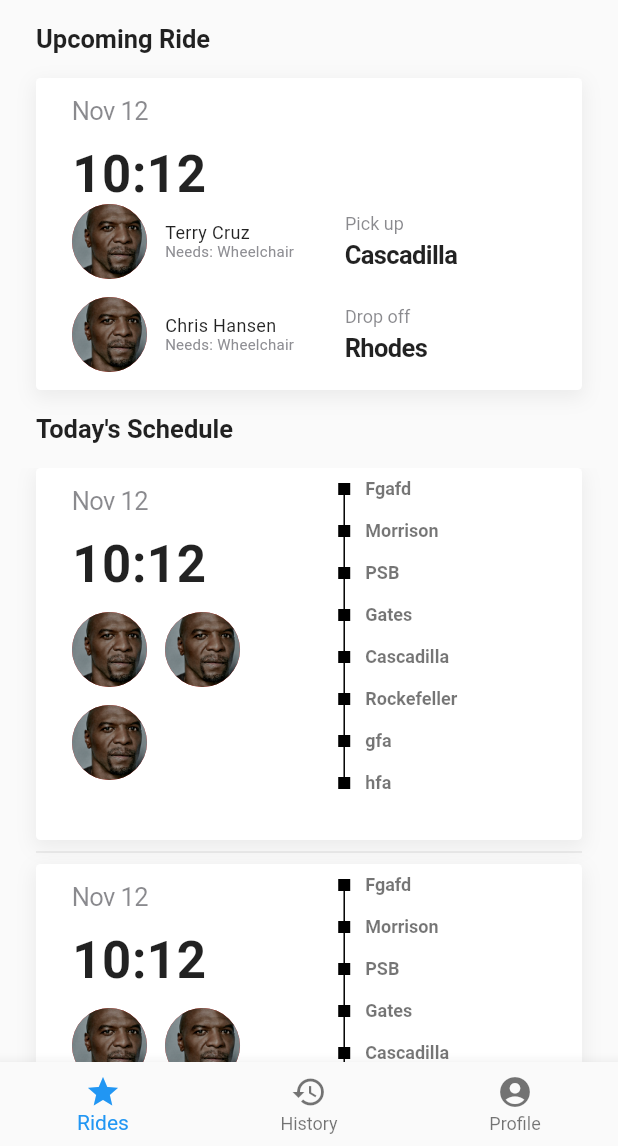
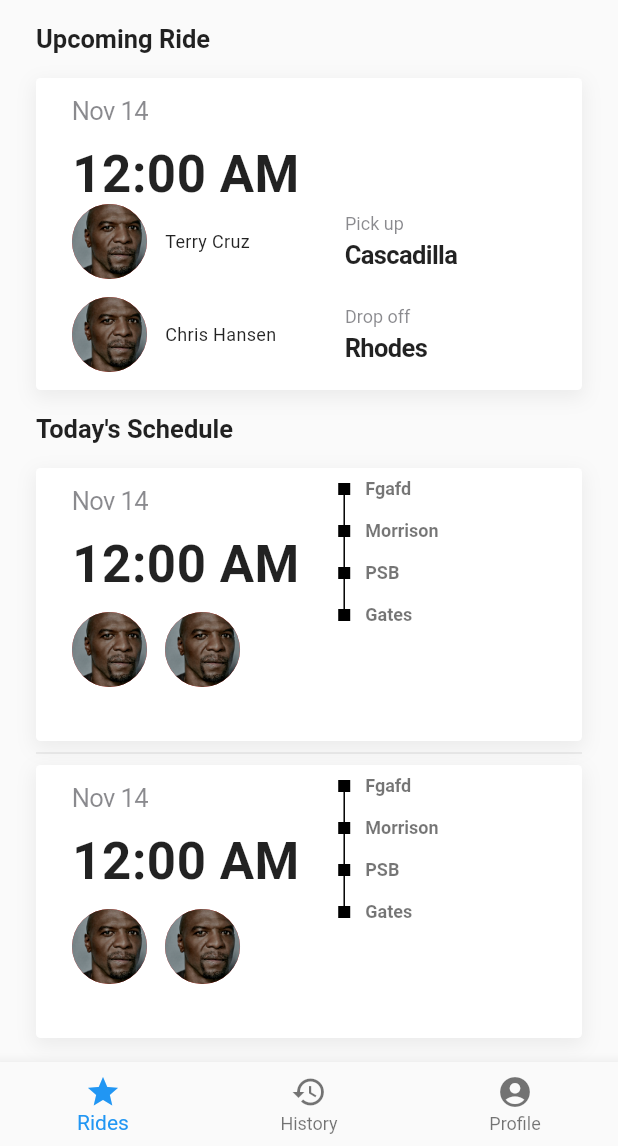
Before and after one commit to cornell-dti/carriage-driver, a Flutter app: the Home screen opened directly, on a phone screen of 412 x 824 dp, the part 90-1236 px from its top. Run offline on Flutter 3.47's test engine with Material 2 defaults, Android fonts, the phone set to English and light mode, and no system bars; our stand-ins replace google_sign_in; Roboto replaces fonts that are missing (SFPro).

Commit message:
add ride data class, render ride widgets from data

```diff
--- a/lib/Home.dart
+++ b/lib/Home.dart
@@ -1,4 +1,5 @@
 import 'package:flutter/material.dart';
+import 'Rides.dart';
 import 'Upcoming.dart';
 import 'Login.dart';
 import 'Profile.dart';
@@ -6,7 +7,7 @@ import 'Profile.dart';
 class Greeting extends StatelessWidget {
   final String name;
 
-  Greeting({@required this.name});
+  Greeting(this.name);
 
   @override
   Widget build(BuildContext context) {
@@ -47,7 +48,7 @@ class _HomeState extends State<Home> {
   static const int PROFILE = 2;
 
   int _selectedIndex = RIDES;
-  List<UpcomingRide> rides;
+  List<FutureRide> rides;
   String _name;
 
   @override
@@ -55,70 +56,12 @@ class _HomeState extends State<Home> {
     super.initState();
     // Fetch name of user
     _name = "Chris";
-    // TODO: fetch info about rides
-    rides = [UpcomingRide(startTime: DateTime.now())];
   }
 
   void _onItemTapped(int index) {
     setState(() {
       _selectedIndex = index;
     });
-  }
-
-  Widget _ride(BuildContext context, int index) {
-    return UpcomingRide();
-  }
-
-  Widget _ridesPage(BuildContext context) {
-    return Column(
-        crossAxisAlignment: CrossAxisAlignment.start,
-        children: <Widget>[
-          Greeting(name: _name),
-          LeftSubheading(heading: 'Upcoming Ride'),
-          Center(
-              child: Column(
-                children: <Widget>[
-                  CurrentRide(),
-                ],
-              )),
-          SizedBox(height: 16.0),
-          LeftSubheading(heading: 'Today\'s Schedule'),
-          Flexible(
-            child: ListView.separated(
-              itemCount: 3,
-              itemBuilder: _ride,
-              separatorBuilder: (BuildContext context, int index) => Divider(),
-              padding: EdgeInsets.only(left: 24.0, right: 24.0, bottom: 5.0),
-            ),
-          ),
-        ]);
-  }
-
-  Widget _noRidesLeftPage (BuildContext context) {
-    return Column (
-      crossAxisAlignment: CrossAxisAlignment.start,
-      children: [
-        Greeting(name: _name),
-        SizedBox(height: 195),
-        Center (
-            child: Column (
-              children: <Widget>[
-                Image(
-                  image: AssetImage('assets/images/steeringWheel@3x.png'),
-                  width: MediaQuery.of(context).size.width * 0.2,
-                  height: MediaQuery.of(context).size.width * 0.2,
-                ),
-                SizedBox(height: 22),
-                Text(
-                  'Congratulations! You are done for the day. \n'
-                      'Come back tomorrow!',
-                  textAlign: TextAlign.center,
-                )
-              ],
-            )
-        ),
-      ],
-    );
   }
 
   Widget _profilePage(BuildContext context) {
@@ -135,10 +78,7 @@ class _HomeState extends State<Home> {
   Widget getPage(BuildContext context, int index) {
     switch (index) {
       case (RIDES):
-        if (rides.length == 0) {
-          return _noRidesLeftPage(context);
-        }
-        return _ridesPage(context);
+        return Rides();
       case (HISTORY):
         return Column(
           children: <Widget>[
--- /dev/null
+++ b/lib/Ride.dart
@@ -0,0 +1,46 @@
+import 'dart:core';
+
+class Ride {
+  final String id;
+  final String startLocation;
+  final String endLocation;
+  final DateTime startTime;
+  final DateTime endTime;
+  final bool isScheduled;
+  final List<String> riderId;
+  // can be null
+  final List<String> driverId;
+  // can be null
+  final List<String> repeatsOn;
+
+  Ride({
+    this.id,
+    this.startLocation,
+    this.endLocation,
+    this.isScheduled,
+    this.riderId,
+    this.driverId,
+    this.endTime,
+    this.repeatsOn,
+    this.startTime});
+
+  factory Ride.fromJson(Map<String,dynamic> json) {
+    return Ride(
+      id: json['id'],
+      startLocation: json['startLocation'],
+      endLocation: json['endLocation'],
+      startTime: DateTime.parse(json['startTime']),
+      endTime: DateTime.parse(json['endTime']),
+      isScheduled: json['isScheduled'],
+      riderId: json['riderId'],
+      driverId: getOrNull(json,'driverId'),
+      repeatsOn: getOrNull(json,'repeatsOn')
+    );
+  }
+
+  // TODO: hi chris where do i move this to
+  static dynamic getOrNull(Map<String,dynamic> map, String key) {
+    return map.containsKey(key) ? map[key] : null;
+  }
+
+}
--- a/lib/RideSummary.dart
+++ b/lib/RideSummary.dart
@@ -1,4 +1,5 @@
 import 'package:flutter/material.dart';
+import 'Ride.dart';
 import 'Upcoming.dart';
 import 'Home.dart';
 import 'package:intl/intl.dart';
@@ -194,12 +195,21 @@ class RideSummary extends StatefulWidget {
 
 class _RideSummaryState extends State<RideSummary> {
   String _name;
+  Ride _currentRide;
 
   @override
   void initState() {
     super.initState();
-    // Fetch name of user
+    // TODO: placeholder
     _name = "Chris";
+    _currentRide = new Ride(
+        id: "1",
+        startLocation: "Teagle Hall",
+        endLocation: "RPCC",
+        startTime: new DateTime(2020,11,14),
+        endTime: new DateTime(2020,11,14),
+        riderId: [ "Terry Cruz", "Chris Hansen" ],
+      );
   }
 
 // TODO: ignore recent finished ride if it was too long ago
@@ -232,12 +242,12 @@ class _RideSummaryState extends State<RideSummary> {
     return Column(
         crossAxisAlignment: CrossAxisAlignment.start,
         children: <Widget>[
-          Greeting(name: _name),
+          Greeting(_name),
           Expanded(
               child: ListView(shrinkWrap: true, children: <Widget>[
             _recentRide(),
             LeftSubheading(heading: 'Upcoming Ride'),
-            Center(child: CurrentRide()),
+            Center(child: CurrentRide(_currentRide)),
             Padding(
                 padding: EdgeInsets.only(top: 36.0, bottom: 24.0),
                 child: DriverStats())
--- /dev/null
+++ b/lib/Rides.dart
@@ -0,0 +1,108 @@
+import 'package:flutter/material.dart';
+import 'Home.dart';
+import 'Ride.dart';
+import 'Upcoming.dart';
+
+class Rides extends StatefulWidget {
+  @override
+  _RidesState createState() => _RidesState();
+}
+
+class _RidesState extends State<Rides> {
+
+  List<Ride> _rides;
+  Ride _currentRide =
+    new Ride(
+      startTime: new DateTime(2020,11,14)
+    );
+
+  @override
+  void initState() {
+    super.initState();
+    // TODO: placeholder data
+    _rides = [
+      new Ride(
+        id: "1",
+        startLocation: "Teagle Hall",
+        endLocation: "RPCC",
+        startTime: new DateTime(2020,11,14),
+        endTime: new DateTime(2020,11,14),
+        riderId: [ "Terry Cruz", "Chris Hansen" ],
+      ),
+      new Ride(
+        id: "2",
+        startLocation: "Balch South",
+        endLocation: "Gates Hall",
+        startTime: new DateTime(2020,11,14),
+        endTime: new DateTime(2020,11,14),
+        riderId: [ "Terry Cruz", "Chris Hansen" ],)
+    ];
+  }
+
+  // TODO: replace this when name is stored somewhere
+  String getNameFromSharedStateSomewhere() {
+    return "Chris";
+  }
+
+  Widget _rideBuild(BuildContext context, int index) {
+    return FutureRide(_rides[index]);
+  }
+
+  Widget _emptyPage(BuildContext context) {
+   return Column (
+      crossAxisAlignment: CrossAxisAlignment.start,
+      children: [
+        Greeting(getNameFromSharedStateSomewhere()),
+        SizedBox(height: 195),
+        Center (
+            child: Column (
+              children: <Widget>[
+                Image(
+                  image: AssetImage('assets/images/steeringWheel@3x.png'),
+                  width: MediaQuery.of(context).size.width * 0.2,
+                  height: MediaQuery.of(context).size.width * 0.2,
+                ),
+                SizedBox(height: 22),
+                Text(
+                  'Congratulations! You are done for the day. \n'
+                      'Come back tomorrow!',
+                  textAlign: TextAlign.center,
+                )
+              ],
+            )
+        ),
+      ],
+    );
+  }
+
+  @override
+  Widget build(BuildContext context) {
+
+      if (_rides.length == 0) {
+        return _emptyPage(context);
+      }
+    return Column(
+        crossAxisAlignment: CrossAxisAlignment.start,
+        children: <Widget>[
+          Greeting(getNameFromSharedStateSomewhere()),
+          LeftSubheading(heading: 'Upcoming Ride'),
+          // TODO: remove this john
+          Center(
+              child: Column(
+                children: <Widget>[
+                  CurrentRide(_currentRide),
+                ],
+              )),
+          SizedBox(height: 16.0),
+          LeftSubheading(heading: 'Today\'s Schedule'),
+          Flexible(
+            child: ListView.separated(
+              itemCount: _rides.length,
+              itemBuilder: _rideBuild,
+              separatorBuilder: (BuildContext context, int index) => Divider(),
+              padding: EdgeInsets.only(left: 24.0, right: 24.0, bottom: 5.0),
+            ),
+          ),
+        ]);
+  }
+}
--- a/lib/Upcoming.dart
+++ b/lib/Upcoming.dart
@@ -1,27 +1,14 @@
 import 'dart:core';
 import 'package:flutter/material.dart';
+import 'package:intl/intl.dart';
 import 'Map.dart';
+import 'Ride.dart';
 
-class Rider extends StatefulWidget {
-  Rider({Key key, @required this.name}) : super(key: key);
+class Rider extends StatelessWidget {
+  Rider(this.riderName, {Key key, this.injury}) : super(key: key);
 
-  final String name;
-
-  @override
-  _RiderState createState() => _RiderState();
-}
-
-class _RiderState extends State<Rider> {
-  String _riderName;
-  String _injury;
-
-  @override
-  void initState() {
-    super.initState();
-    // Fetch the Rider and their Injury from API
-    _riderName = widget.name;
-    _injury = "Wheelchair";
-  }
+  final String riderName;
+  final String injury;
 
   @override
   Widget build(BuildContext context) {
@@ -36,13 +23,15 @@ class _RiderState extends State<Rider> {
           Column(
             crossAxisAlignment: CrossAxisAlignment.start,
             children: <Widget>[
-              Text('$_riderName',
+              Text('$riderName',
                   style: TextStyle(fontSize: 12, letterSpacing: 0.23)),
-              Text('Needs: $_injury',
-                  style: TextStyle(
-                      color: Color.fromRGBO(142, 142, 147, 1),
-                      fontSize: 10,
-                      letterSpacing: 0.19))
+              // TODO: check if we can update sdk version for this
+              if (injury != null)
+                Text('Needs: $injury',
+                    style: TextStyle(
+                        color: Color.fromRGBO(142, 142, 147, 1),
+                        fontSize: 10,
+                        letterSpacing: 0.19))
             ],
           )
         ],
@@ -51,26 +40,11 @@ class _RiderState extends State<Rider> {
   }
 }
 
-class Location extends StatefulWidget {
-  Location({Key key, @required this.heading, @required this.location})
-      : super(key: key);
-
+class Location extends StatelessWidget {
   final String heading;
   final String location;
 
-  @override
-  _LocationState createState() => _LocationState();
-}
-
-class _LocationState extends State<Location> {
-  String _location;
-
-  @override
-  void initState() {
-    super.initState();
-    // Fetch Pickup or Drop off Location
-    _location = widget.location;
-  }
+  Location(this.heading, this.location, {Key key}) : super(key: key);
 
   @override
   Widget build(BuildContext context) {
@@ -79,13 +53,13 @@ class _LocationState extends State<Location> {
         Column(
           crossAxisAlignment: CrossAxisAlignment.start,
           children: <Widget>[
-            Text('${widget.heading}',
+            Text('$heading',
                 style: TextStyle(
                     fontSize: 12,
                     color: Theme.of(context).accentColor,
                     letterSpacing: 0)),
             SizedBox(height: 4),
-            Text('$_location',
+            Text('$location',
                 style: TextStyle(
                     fontSize: 17,
                     fontWeight: FontWeight.bold,
@@ -97,28 +71,18 @@ class _LocationState extends State<Location> {
   }
 }
 
-class Date extends StatefulWidget {
-  Date({Key key}) : super(key: key);
+class Date extends StatelessWidget {
+  Date(this.date, {Key key}) : super(key: key);
 
-  @override
-  _DateState createState() => _DateState();
-}
+  final DateTime date;
 
-class _DateState extends State<Date> {
-  String _date;
-
-  @override
-  void initState() {
-    super.initState();
-    // Fetch date
-    _date = "Nov 12";
-  }
+  final DateFormat format = new DateFormat('MMM d');
 
   @override
   Widget build(BuildContext context) {
     return Padding(
       padding: EdgeInsets.only(left: 24.0, top: 12.0),
-      child: Text('$_date',
+      child: Text(format.format(date),
           style: TextStyle(
               fontSize: 17,
               color: Theme.of(context).accentColor,
@@ -127,42 +91,27 @@ class _DateState extends State<Date> {
   }
 }
 
-class Time extends StatefulWidget {
-  Time({Key key}) : super(key: key);
+class Time extends StatelessWidget {
+  Time(this.time, {Key key}) : super(key: key);
 
-  @override
-  _TimeState createState() => _TimeState();
-}
-
-class _TimeState extends State<Time> {
-  String _time;
-
-  @override
-  void initState() {
-    super.initState();
-    // Fetch start time
-    _time = "10:12";
-  }
+  final TimeOfDay time;
 
   @override
   Widget build(BuildContext context) {
+    final localizations = MaterialLocalizations.of(context);
     return Padding(
       padding: EdgeInsets.only(left: 24.0, top: 12.0),
-      child: Text('$_time',
+      child: Text(localizations.formatTimeOfDay(time),
           style: TextStyle(
               fontSize: 34, fontWeight: FontWeight.bold, letterSpacing: 0.37)),
     );
   }
 }
 
-class Summary extends StatefulWidget {
+// TODO make stateful again
+class Summary extends StatelessWidget {
   Summary({Key key}) : super(key: key);
 
-  @override
-  _SummaryState createState() => _SummaryState();
-}
-
-class _SummaryState extends State<Summary> {
   @override
   Widget build(BuildContext context) {
     return Scaffold(
@@ -180,7 +129,16 @@ class _SummaryState extends State<Summary> {
 }
 
 class CurrentRide extends StatefulWidget {
-  CurrentRide({Key key, DateTime startTime}) : super(key: key);
+  CurrentRide(Ride ride, {Key key})
+      : date = ride.startTime,
+        super(key: key);
+
+  final DateTime date;
+  // TODO: placeholder values
+  final List<List<String>> riders = [
+    ['Terry Cruz', 'Pick up', 'Cascadilla'],
+    ['Chris Hansen', 'Drop off', 'Rhodes']
+  ];
 
   @override
   _CurrentRideState createState() => _CurrentRideState();
@@ -188,11 +146,6 @@ class CurrentRide extends StatefulWidget {
 
 class _CurrentRideState extends State<CurrentRide> {
   bool _starting = false;
-  List<List<String>> _riders = [
-    ['Terry Cruz', 'Pick up', 'Cascadilla'],
-    ['Chris Hansen', 'Drop off', 'Rhodes']
-  ];
-
   @override
   void initState() {
     super.initState();
@@ -230,28 +183,27 @@ class _CurrentRideState extends State<CurrentRide> {
           child: Column(
               crossAxisAlignment: CrossAxisAlignment.start,
               children: <Widget>[
-                Date(),
-                Time(),
+                Date(widget.date),
+                Time(TimeOfDay.fromDateTime(widget.date)),
                 Padding(
                   padding: EdgeInsets.only(left: 24),
                   child: ListView.builder(
                       physics: NeverScrollableScrollPhysics(),
                       shrinkWrap: true,
-                      itemCount: _riders.length,
+                      itemCount: widget.riders.length,
                       itemBuilder: (BuildContext context, int index) {
                         return Padding(
                           padding: EdgeInsets.only(top: 0, bottom: 12),
                           child: Row(
                             children: <Widget>[
                               Expanded(
-                                child: Rider(name: _riders[index][0]),
+                                child: Rider(widget.riders[index][0]),
                               ),
                               Expanded(
                                 child: Padding(
                                   padding: EdgeInsets.only(left: 12),
-                                  child: Location(
-                                      heading: _riders[index][1],
-                                      location: _riders[index][2]),
+                                  child: Location(widget.riders[index][1],
+                                      widget.riders[index][2]),
                                 ),
                               )
                             ],
@@ -292,41 +244,31 @@ class _CurrentRideState extends State<CurrentRide> {
   }
 }
 
-class UpcomingRide extends StatefulWidget {
-  UpcomingRide({Key key, DateTime startTime}) : super(key: key);
+class FutureRide extends StatelessWidget {
+  FutureRide(Ride ride, {Key key})
+      : date = ride.startTime,
+        time = TimeOfDay.fromDateTime(ride.startTime),
+        super(key: key);
 
-  @override
-  _UpcomingRideState createState() => _UpcomingRideState();
-}
+  final DateTime date;
+  final TimeOfDay time;
 
-class _UpcomingRideState extends State<UpcomingRide> {
-  List<String> _riders;
-  List<String> _destinations;
+  // TODO: placeholder
+  List<String> somehowGetRiderImages() {
+    return ['assets/images/terry.jpg', 'assets/images/terry.jpg'];
+  }
 
-  @override
-  void initState() {
-    super.initState();
-    // Fetch Upcoming Information
-    _riders = [
-      'assets/images/terry.jpg',
-      'assets/images/terry.jpg',
-      'assets/images/terry.jpg'
-    ];
-    _destinations = [
-      "Fgafd",
-      "Morrison",
-      "PSB",
-      "Gates",
-      "Cascadilla",
-      "Rockefeller",
-      "gfa",
-      "hfa"
-    ];
+  // TODO: placeholder
+  List<String> somehowGetDestinations() {
+    return ["Fgafd", "Morrison", "PSB", "Gates"];
   }
 
   @override
   Widget build(BuildContext context) {
     double _width = MediaQuery.of(context).size.width - 48;
+
+    var _riderImgs = somehowGetRiderImages();
+    var _destinations = somehowGetDestinations();
 
     return Container(
       constraints: BoxConstraints(
@@ -358,8 +300,8 @@ class _UpcomingRideState extends State<UpcomingRide> {
                   child: Column(
                     crossAxisAlignment: CrossAxisAlignment.start,
                     children: <Widget>[
-                      Date(),
-                      Time(),
+                      Date(date),
+                      Time(time),
                       Padding(
                           padding: EdgeInsets.only(
                               left: 24.0, top: 12.0, right: 24.0, bottom: 12.0),
@@ -367,10 +309,10 @@ class _UpcomingRideState extends State<UpcomingRide> {
                             spacing: 12,
                             runSpacing: 12,
                             children:
-                                List.generate(_riders.length, (int index) {
+                                List.generate(_riderImgs.length, (int index) {
                               return CircleAvatar(
                                 radius: 25,
-                                backgroundImage: AssetImage(_riders[index]),
+                                backgroundImage: AssetImage(_riderImgs[index]),
                               );
                             }),
                           ))
@@ -395,30 +337,19 @@ class _UpcomingRideState extends State<UpcomingRide> {
   }
 }
 
-class Route extends StatefulWidget {
+class Route extends StatelessWidget {
   const Route({Key key, @required this.destinations})
       : assert(destinations != null),
         super(key: key);
 
   final List<String> destinations;
 
-  @override
-  _RouteState createState() => _RouteState();
-}
-
-class _RouteState extends State<Route> {
-  @override
-  void initState() {
-    // TODO: implement initState
-    super.initState();
-  }
-
   bool _isFirst(int index) {
     return index == 0;
   }
 
   bool _isLast(int index) {
-    return index == widget.destinations.length - 1;
+    return index == destinations.length - 1;
   }
 
   Widget _buildLine(bool visible) {
@@ -446,7 +377,7 @@ class _RouteState extends State<Route> {
           ),
           Container(
             margin: const EdgeInsetsDirectional.only(start: 10.0),
-            child: Text(widget.destinations[index],
+            child: Text(destinations[index],
                 style: Theme.of(context).textTheme.display1),
           ),
         ],
@@ -459,7 +390,7 @@ class _RouteState extends State<Route> {
     return ListView.builder(
       shrinkWrap: true,
       physics: NeverScrollableScrollPhysics(),
-      itemCount: widget.destinations.length,
+      itemCount: destinations.length,
       itemBuilder: _buildVerticalHeader,
     );
   }
```
